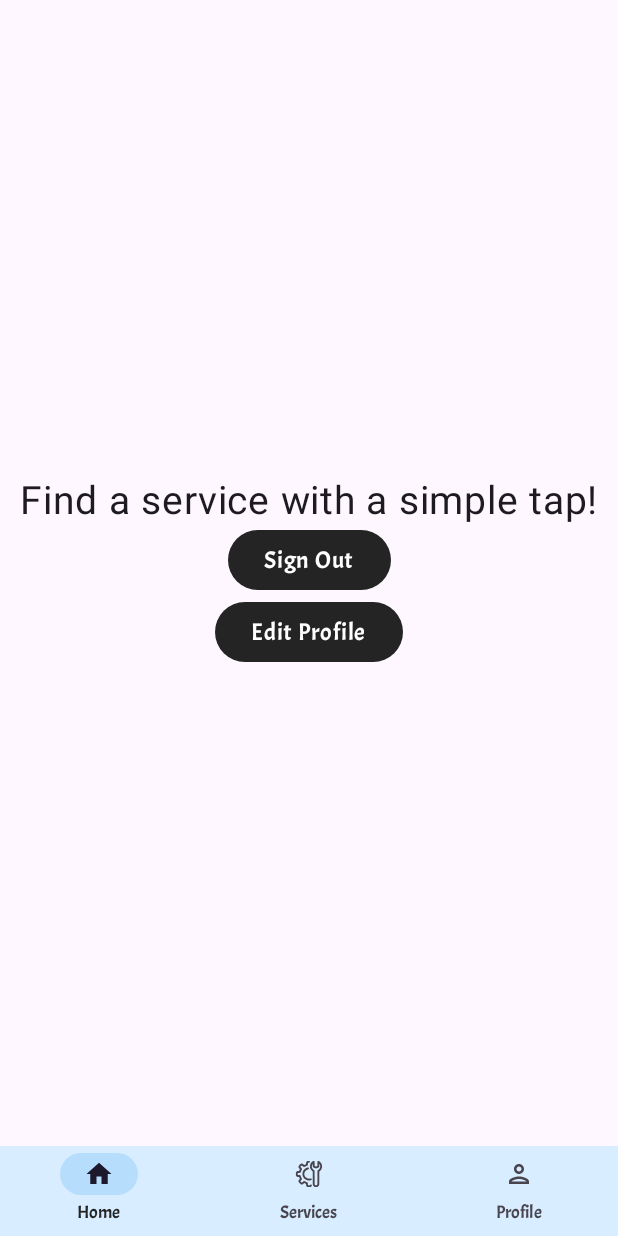
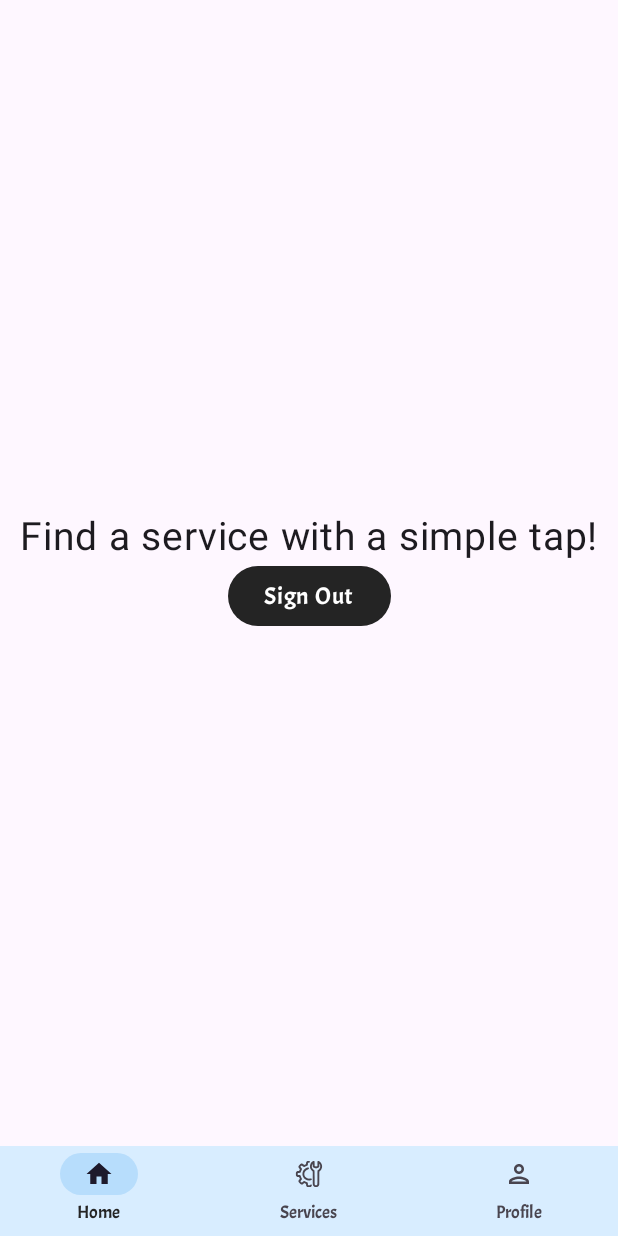
Before and after one commit to SrRopBrian/Fynda, an Android app built with Jetpack Compose: the Home screen opened through its navigation route, on a phone screen of 412 x 824 dp. Run offline under Robolectric (Android 15) with nearby library versions, the phone set to English and light mode, and no system bars; our stand-ins replace Firebase (no records; nobody signed in at launch, a user with empty details on screens opened directly), livedata-compose.

Commit message:
removed the Edit profile button

```diff
--- a/app/src/main/java/com/example/fynda/screens/HomeScreen.kt
+++ b/app/src/main/java/com/example/fynda/screens/HomeScreen.kt
@@ -52,16 +52,5 @@ fun HomeScreen(
         ) {
             Text(text = "Sign Out")
         }
-
-        Button(
-            onClick = {
-                navController.navigate("Profile")
-            },
-            colors = ButtonDefaults.buttonColors(
-                containerColor = MaterialTheme.colorScheme.secondary, contentColor = Color.White
-            ),
-        ) {
-            Text(text = "Edit Profile")
-        }
     }
 }
```
